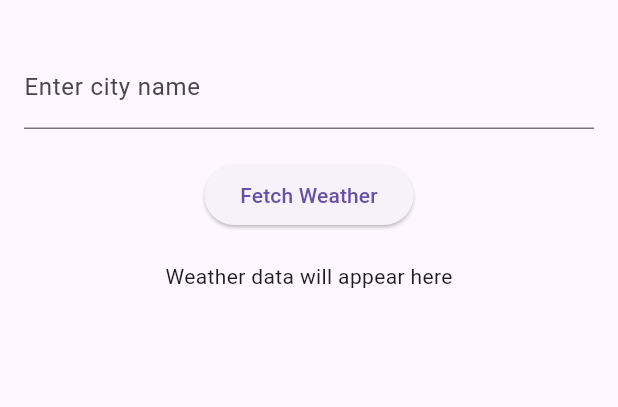
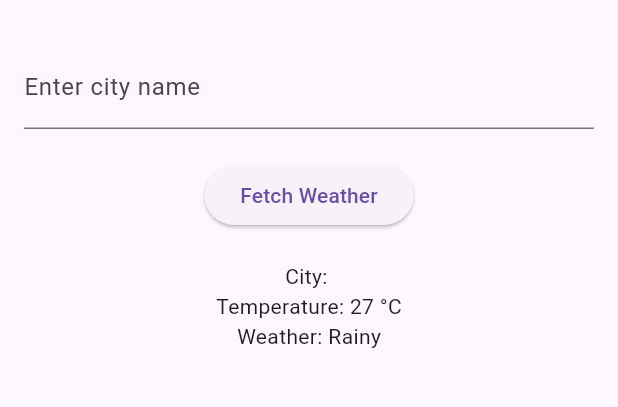
Before and after one commit to Darshan959/weather_info_app, a Flutter app: the screen it shows after launch, after a tap on "Fetch Weather", on a phone screen of 412 x 824 dp, the part 63-470 px from its top. Run offline on Flutter 3.47's test engine with Material 3 defaults, Android fonts, the phone set to English and light mode, and no system bars.

Commit message:
Simulated weather data for input city

```diff
--- a/lib/main.dart
+++ b/lib/main.dart
@@ -1,3 +1,4 @@
+import 'dart:math';
 import 'package:flutter/material.dart';
 
 void main() {
@@ -28,6 +29,24 @@ class WeatherHomePage extends StatefulWidget {
 
 class _WeatherHomePageState extends State<WeatherHomePage> {
   final TextEditingController _cityController = TextEditingController();
+  String _cityName = '';
+  String _temperature = '';
+  String _weatherCondition = '';
+
+  // Function to simulate fetching weather data
+  void _fetchWeather() {
+    final random = Random();
+    setState(() {
+      _cityName = _cityController.text; // Get the entered city name
+
+      // Generate a random temperature between 15°C and 30°C
+      _temperature = '${15 + random.nextInt(16)} °C';
+
+      // Randomly select a weather condition
+      List<String> conditions = ['Sunny', 'Cloudy', 'Rainy'];
+      _weatherCondition = conditions[random.nextInt(3)];
+    });
+  }
 
   @override
   Widget build(BuildContext context) {
@@ -47,13 +66,13 @@ class _WeatherHomePageState extends State<WeatherHomePage> {
             ),
             const SizedBox(height: 20),
             ElevatedButton(
-              onPressed: () {
-                // Weather fetching logic will go here
-              },
+              onPressed: _fetchWeather, // Fetch weather when button is pressed
               child: const Text('Fetch Weather'),
             ),
             const SizedBox(height: 20),
-            const Text('Weather data will appear here'),
+            Text('City: $_cityName'),
+            Text('Temperature: $_temperature'),
+            Text('Weather: $_weatherCondition'),
           ],
         ),
       ),
```
